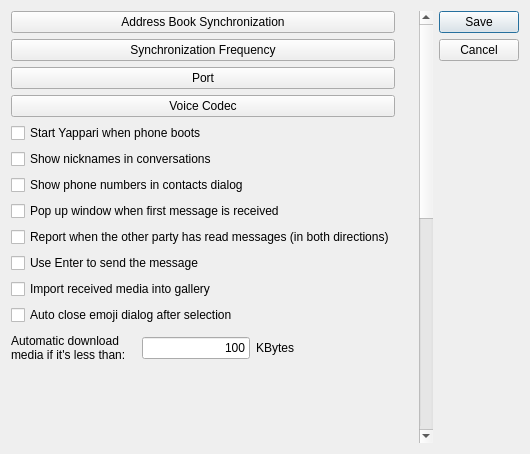
First picture: the form in src/yappari-application/Gui/ui/globalsettingsdialog.ui, repository agamez/yappari, before the edit.
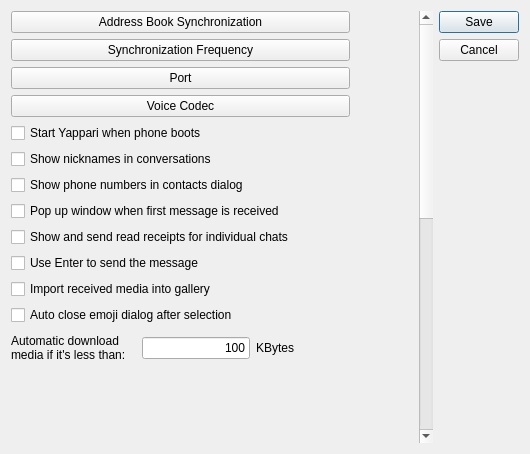
Second picture: the form after the edit. Custom widgets are drawn as their Qt base class.

Commit message: Rewrite text on bluechecks checkbox label

Patch:
```diff
--- a/src/yappari-application/Gui/ui/globalsettingsdialog.ui
+++ b/src/yappari-application/Gui/ui/globalsettingsdialog.ui
@@ -136,7 +136,7 @@
         <item>
          <widget class="QCheckBox" name="blueChecksCheckbox">
           <property name="text">
-           <string>Report when the other party has read messages (in both directions)</string>
+           <string>Show and send read receipts for individual chats</string>
           </property>
          </widget>
         </item>
```
